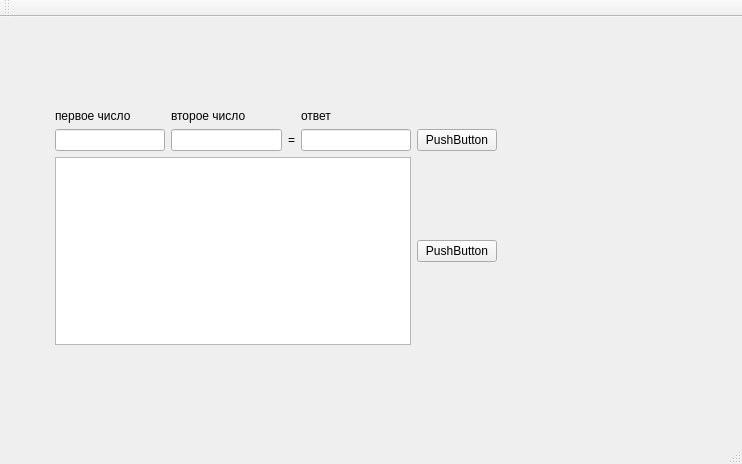
The window that number5/mainwindow.ui (FunkyLoiso/flprojects) describes before a commit, drawn with Qt 5.
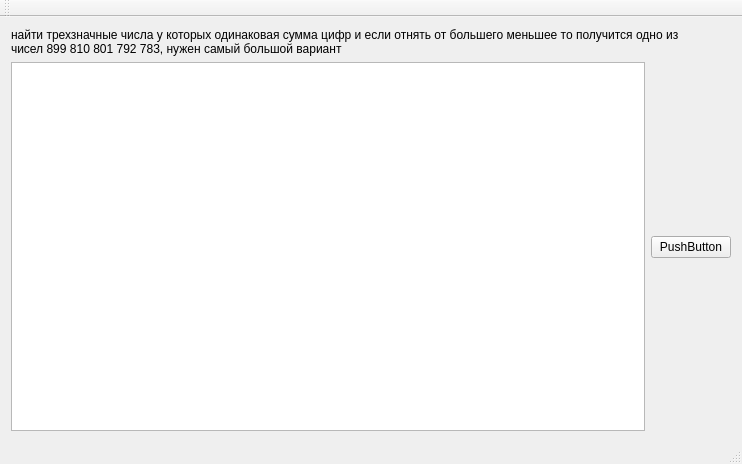
The same window after the commit.

The edit to the form file:
```diff
--- a/number5/mainwindow.ui
+++ b/number5/mainwindow.ui
@@ -14,80 +14,14 @@
    <string>MainWindow</string>
   </property>
   <widget class="QWidget" name="centralWidget">
-   <widget class="QWidget" name="">
-    <property name="geometry">
-     <rect>
-      <x>44</x>
-      <y>81</y>
-      <width>464</width>
-      <height>258</height>
-     </rect>
-    </property>
     <layout class="QVBoxLayout" name="verticalLayout_2">
      <item>
-      <layout class="QGridLayout" name="gridLayout">
-       <item row="0" column="0">
         <widget class="QLabel" name="label">
          <property name="text">
-          <string>первое число</string>
-         </property>
-        </widget>
-       </item>
-       <item row="0" column="1">
-        <widget class="QLabel" name="label_2">
-         <property name="text">
-          <string>второе число</string>
-         </property>
-        </widget>
-       </item>
-       <item row="0" column="3">
-        <widget class="QLabel" name="label_3">
-         <property name="text">
-          <string>ответ</string>
-         </property>
-        </widget>
-       </item>
-       <item row="0" column="4">
-        <spacer name="verticalSpacer_3">
-         <property name="orientation">
-          <enum>Qt::Vertical</enum>
-         </property>
-         <property name="sizeHint" stdset="0">
-          <size>
-           <width>20</width>
-           <height>18</height>
-          </size>
-         </property>
-        </spacer>
-       </item>
-       <item row="1" column="0">
-        <widget class="QLineEdit" name="lineEdit"/>
-       </item>
-       <item row="1" column="1">
-        <widget class="QLineEdit" name="lineEdit_2">
-         <property name="text">
-          <string/>
-         </property>
-        </widget>
-       </item>
-       <item row="1" column="2">
-        <widget class="QLabel" name="label_4">
-         <property name="text">
-          <string>=</string>
-         </property>
-        </widget>
-       </item>
-       <item row="1" column="3">
-        <widget class="QLineEdit" name="lineEdit_3"/>
-       </item>
-       <item row="1" column="4">
-        <widget class="QPushButton" name="pushButton_2">
-         <property name="text">
-          <string>PushButton</string>
-         </property>
-        </widget>
-       </item>
-      </layout>
+       <string>найти трехзначные числа у которых одинаковая сумма цифр и если отнять от большего меньшее то получится одно из 
+чисел 899 810 801 792 783, нужен самый большой вариант</string>
+      </property>
+     </widget>
      </item>
      <item>
       <layout class="QHBoxLayout" name="horizontalLayout">
@@ -134,7 +68,6 @@
       </layout>
      </item>
     </layout>
-   </widget>
   </widget>
   <widget class="QMenuBar" name="menuBar">
    <property name="geometry">
```
Lines whose indentation alone changed are shown as unchanged.
